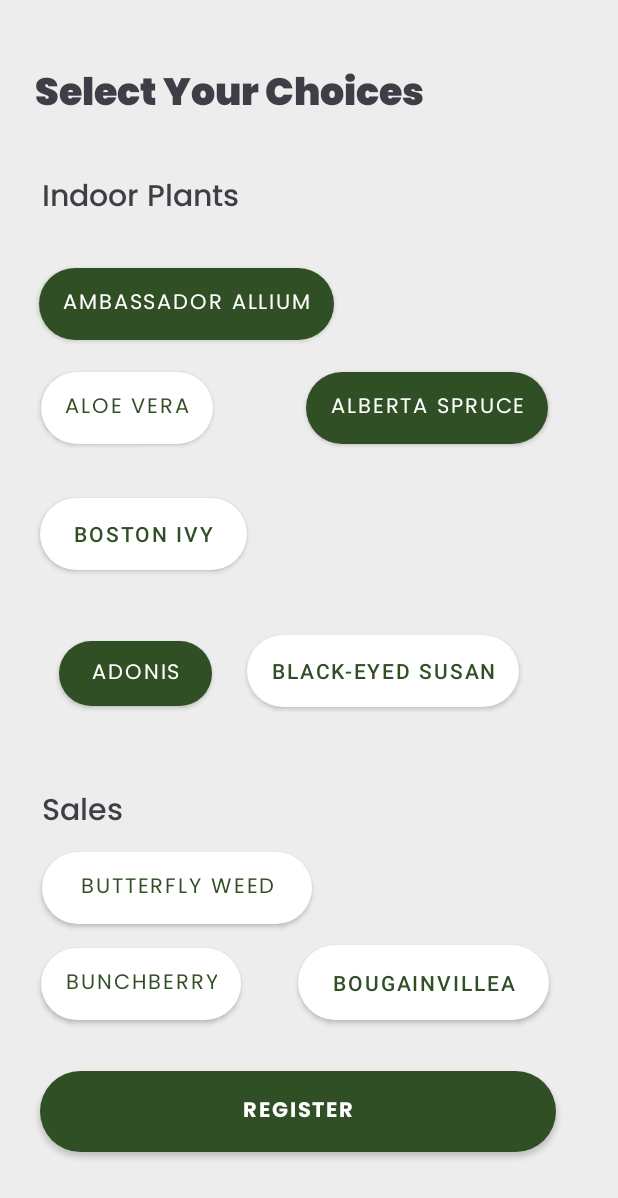
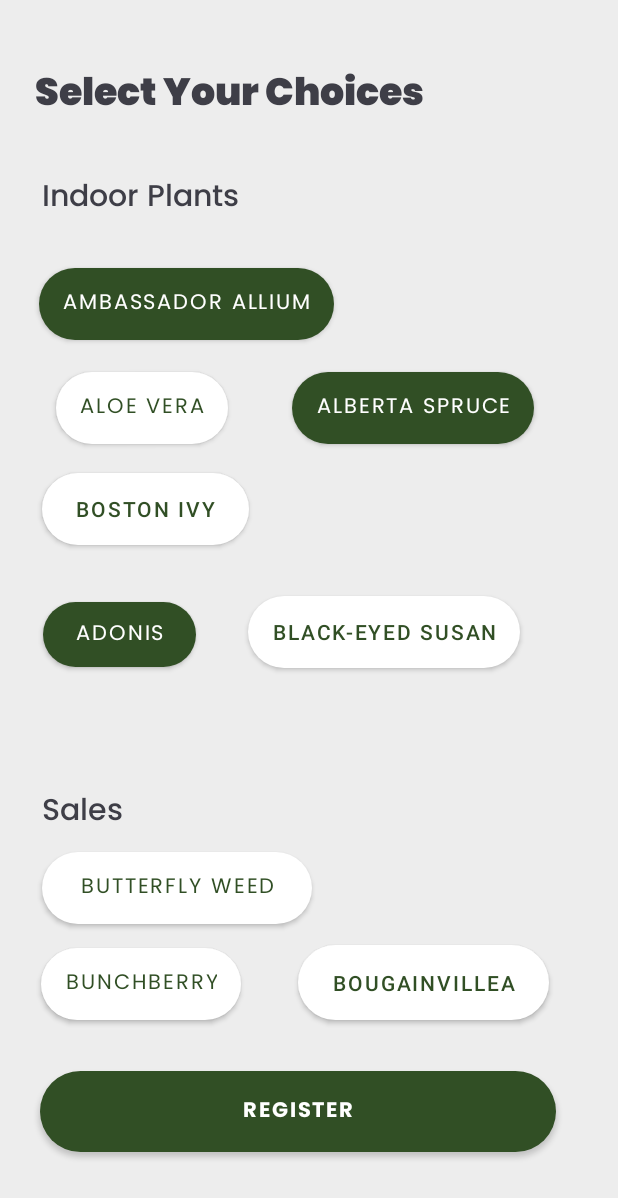
Before and after one commit to Shahryartariq/Plant_Home_App, an Android app: the Activity_Choices screen opened directly, with no data from a screen before it, on a phone screen of 412 x 824 dp. Shown: the top 1198 px of the screen. Run offline under Robolectric (Android 15) with nearby library versions, the phone set to English and light mode, and no system bars.

Commit message:
communicate buttons

```diff
--- a/app/src/main/java/com/example/plantshome/Activity_Main.java
+++ b/app/src/main/java/com/example/plantshome/Activity_Main.java
@@ -37,7 +37,7 @@ public class Activity_Main extends AppCompatActivity {
         DrawerLayout drawer = findViewById(R.id.drawer_layout);
         NavigationView navigationView = findViewById(R.id.nav_view);
         mAppBarConfiguration = new AppBarConfiguration.Builder(
-                R.id.nav_home, R.id.nav_report, R.id.nav_taskpanel, R.id.nav_badge, R.id.nav_feedback)
+                R.id.nav_home, R.id.nav_report, R.id.nav_taskpanel, R.id.btnLogout, R.id.share,R.id.nav_badge, R.id.nav_feedback)
                 .setDrawerLayout(drawer)
                 .build();
         NavController navController = Navigation.findNavController(this, R.id.nav_host_fragment);
--- a/app/src/main/res/layout/activity_choices.xml
+++ b/app/src/main/res/layout/activity_choices.xml
@@ -53,10 +53,10 @@
             app:backgroundTint="@color/white"
             app:layout_constraintBottom_toBottomOf="parent"
             app:layout_constraintEnd_toEndOf="parent"
-            app:layout_constraintHorizontal_bias="0.098"
+            app:layout_constraintHorizontal_bias="0.102"
             app:layout_constraintStart_toStartOf="parent"
-            app:layout_constraintTop_toTopOf="parent"
-            app:layout_constraintVertical_bias="0.428" />
+            app:layout_constraintTop_toBottomOf="@+id/button2"
+            app:layout_constraintVertical_bias="0.04" />
 
         <Button
             android:id="@+id/button17"
@@ -69,10 +69,10 @@
             app:backgroundTint="@color/white"
             app:layout_constraintBottom_toTopOf="@+id/textView3"
             app:layout_constraintEnd_toEndOf="parent"
-            app:layout_constraintHorizontal_bias="0.714"
+            app:layout_constraintHorizontal_bias="0.718"
             app:layout_constraintStart_toStartOf="parent"
             app:layout_constraintTop_toTopOf="parent"
-            app:layout_constraintVertical_bias="0.888" />
+            app:layout_constraintVertical_bias="0.833" />
 
         <Button
             android:id="@+id/button6"
@@ -87,7 +87,7 @@
             app:backgroundTint="@color/green"
             app:layout_constraintBaseline_toBaselineOf="@+id/button17"
             app:layout_constraintEnd_toEndOf="parent"
-            app:layout_constraintHorizontal_bias="0.126"
+            app:layout_constraintHorizontal_bias="0.093"
             app:layout_constraintStart_toStartOf="parent" />
 
         <Button
@@ -146,38 +146,38 @@
             app:layout_constraintVertical_bias="0.894" />
 
         <Button
-            android:fontFamily="@font/poppinsregular"
+            android:id="@+id/button2"
 
-            android:id="@+id/button13"
             android:layout_width="wrap_content"
             android:layout_height="wrap_content"
             android:background="@drawable/button_rounded"
             android:backgroundTint="@android:color/white"
+            android:fontFamily="@font/poppinsregular"
+            android:text="Aloe Vera"
+            android:textColor="@color/green"
+            app:backgroundTint="@color/white"
+            app:layout_constraintBaseline_toBaselineOf="@+id/button13"
+            app:layout_constraintEnd_toStartOf="@+id/button13"
+            app:layout_constraintHorizontal_bias="0.469"
+            app:layout_constraintStart_toStartOf="parent" />
+
+        <Button
+            android:id="@+id/button13"
+
+            android:layout_width="wrap_content"
+            android:layout_height="wrap_content"
+            android:background="@drawable/button_rounded"
+            android:backgroundTint="@android:color/white"
+            android:fontFamily="@font/poppinsregular"
             android:text="Alberta Spruce"
             android:textColor="@color/white"
             app:backgroundTint="@color/green"
             app:layout_constraintBottom_toBottomOf="parent"
             app:layout_constraintEnd_toEndOf="parent"
-            app:layout_constraintHorizontal_bias="0.813"
+            app:layout_constraintHorizontal_bias="0.776"
             app:layout_constraintStart_toStartOf="parent"
             app:layout_constraintTop_toTopOf="parent"
             app:layout_constraintVertical_bias="0.32" />
-
-        <Button
-            android:fontFamily="@font/poppinsregular"
-
-            android:id="@+id/button2"
-            android:layout_width="wrap_content"
-            android:layout_height="wrap_content"
-            android:background="@drawable/button_rounded"
-            android:backgroundTint="@android:color/white"
-            android:text="Aloe Vera"
-            android:textColor="@color/green"
-            app:backgroundTint="@color/white"
-            app:layout_constraintBaseline_toBaselineOf="@+id/button13"
-            app:layout_constraintEnd_toStartOf="@+id/button13"
-            app:layout_constraintHorizontal_bias="0.307"
-            app:layout_constraintStart_toStartOf="parent" />
 
         <Button
             android:id="@+id/btnRegister"
```
Also changed, not shown: app/src/main/java/com/example/plantshome/ui/Logout/FragmentLogoutViewModel.java (added, +7 -0 lines), app/src/main/java/com/example/plantshome/ui/Logout/Fragment_Logout.java (added, +53 -0 lines), app/src/main/java/com/example/plantshome/ui/share/FragmentShareViewModel.java (added, +7 -0 lines), app/src/main/java/com/example/plantshome/ui/share/Fragment_Share.java (added, +46 -0 lines), app/src/main/res/layout/fragment__logout_fragment.xml (added, +9 -0 lines), app/src/main/res/layout/fragment__share_fragment.xml (added, +9 -0 lines), app/src/main/res/menu/activity_main_drawer.xml (+8 -4 lines), app/src/main/res/menu/drawer_menu.xml (deleted, +0 -34 lines), app/src/main/res/menu/menu_card.xml (deleted, +0 -33 lines), app/src/main/res/navigation/mobile_navigation.xml (+13 -0 lines).
